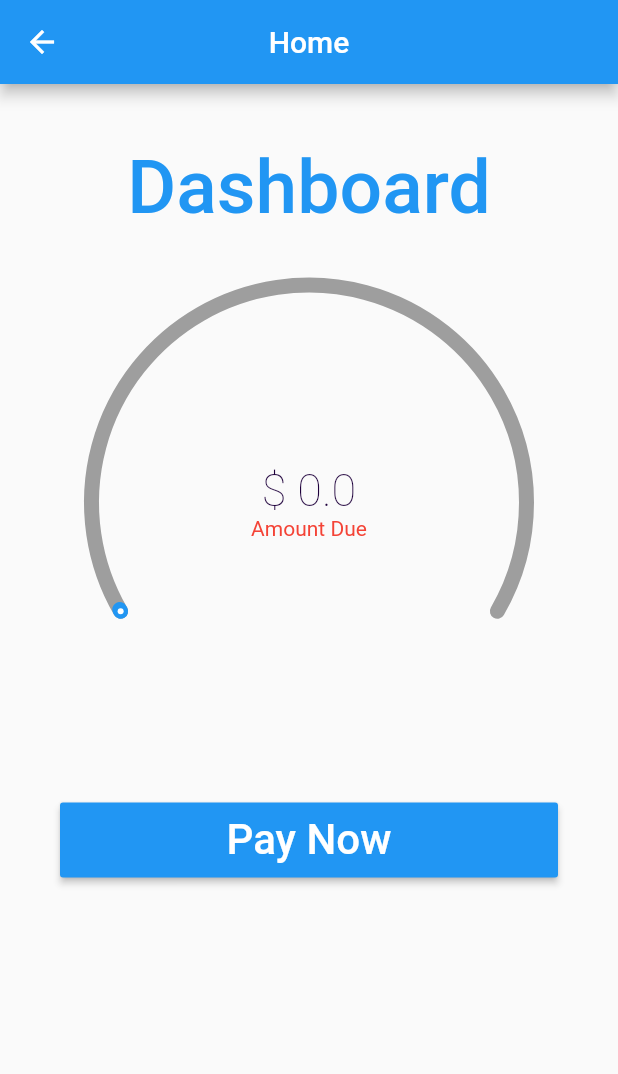
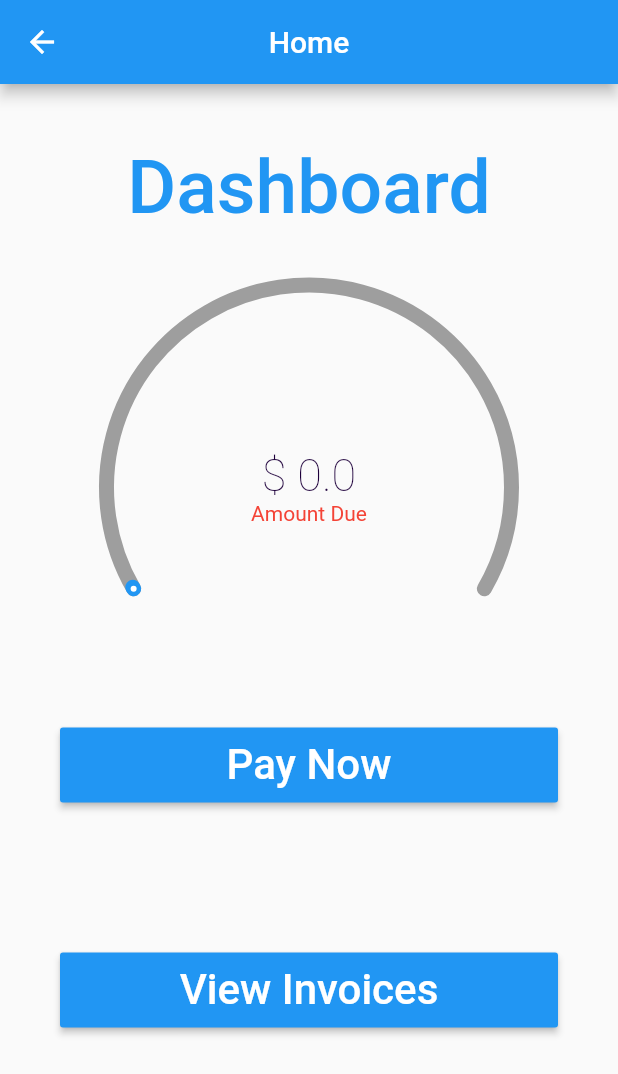
Before and after one commit to Tinomuchenje/ZinwaPay, a Flutter app: the Dashboard screen opened directly with empty values, on a phone screen of 412 x 824 dp. Shown: the top 1074 px of the screen. Run offline on Flutter 3.47's test engine with Material 2 defaults, Android fonts, the phone set to English and light mode, and no system bars; drawn by our look-alikes of sleek_circular_slider; our stand-ins replace webview_flutter; missing offline and left inert: status_alert.

Commit message:
View Invoices A
- Added dart object which will be used to map with json
- Added UI button for View Invoices on the home page
- Formatted files
- Reduced the container size for dashboard amount to display

```diff
--- a/lib/views/home.dart
+++ b/lib/views/home.dart
@@ -36,17 +36,38 @@ class _State extends State<Dashboard> {
                   height: 30.0,
                 ),
                 SizedBox(
-                  height: 300.0,
+                  height: 280.0,
                   width: 230.0,
                   child: paymentProgressBar(accountInformation.balance),
+                ),
+                SizedBox(
+                  height: 20.0,
+                ),
+                Container(
+                  height: 50,
+                  child: payNow(),
+                ),
+                SizedBox(
+                  height: 50.0,
                 ),
                 SizedBox(
                   height: 50.0,
                 ),
                 Container(
-                  height: 50,
-                  child: payNow(),
-                ),
+                  height: 50.0,
+                  child: RaisedButton(
+                    textColor: Colors.white,
+                    color: Colors.blue,
+                    child: Text(
+                      'View Invoices',
+                      style: TextStyle(
+                        fontWeight: FontWeight.w500,
+                        fontSize: 28,
+                      ),
+                    ),
+                    onPressed: () {},
+                  ),
+                )
               ],
             )));
   }
```
Also changed, not shown: lib/models/account_data.dart (+8 -9 lines), lib/models/invoice.dart (added, +16 -0 lines).
